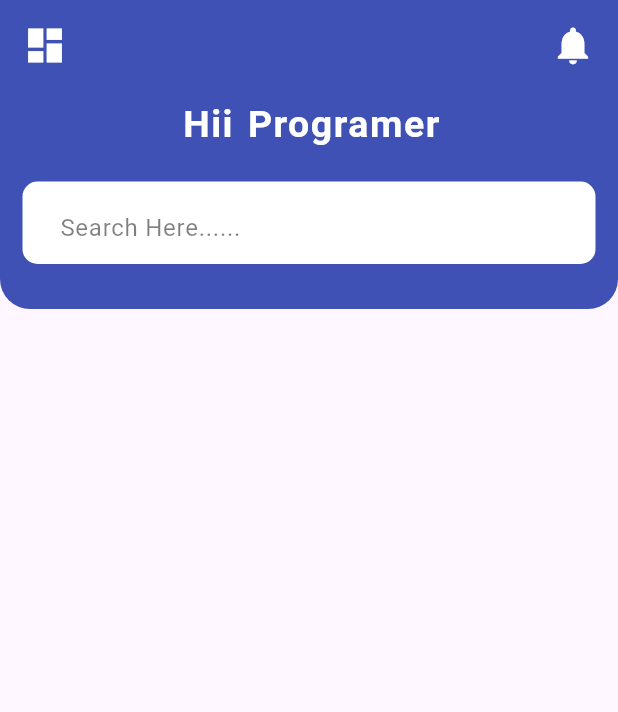
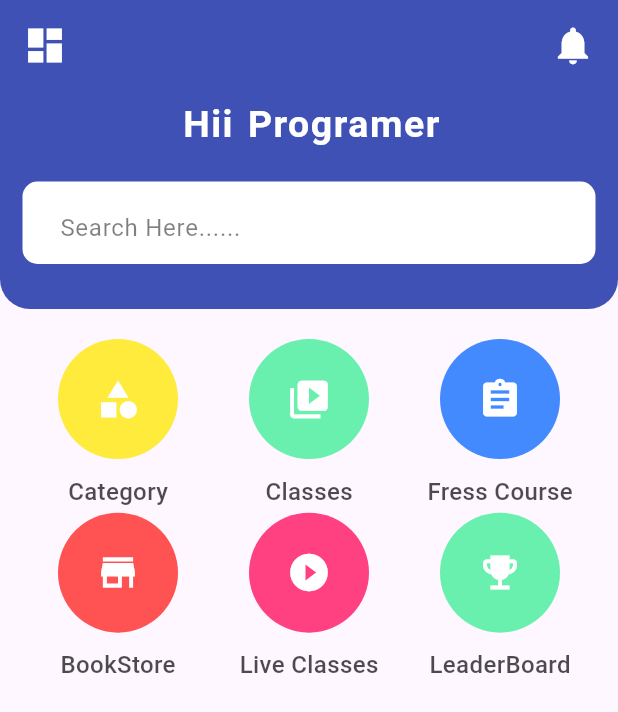
Before and after one commit to anshu-ac-dv/e_education, a Flutter app: the WelcomeScreen screen opened directly, on a phone screen of 412 x 824 dp. Shown: the top 712 px of the screen. Run offline on Flutter 3.47's test engine with Material 3 defaults, Android fonts, the phone set to English and light mode, and no system bars; our stand-ins replace introduction_screen.

Commit message:
Initial Commit

```diff
--- a/lib/splash_screen.dart
+++ b/lib/splash_screen.dart
@@ -17,7 +17,7 @@ class _SplashScreenState extends State<SplashScreen> {
   @override
   void initState() {
     super.initState();
-    Timer(Duration(seconds: 3), () {
+    Timer(Duration(seconds: 2), () {
       Navigator.pushReplacement(
         context,
         MaterialPageRoute(builder: (context) => Onboarding()),
--- a/lib/welcome_screen.dart
+++ b/lib/welcome_screen.dart
@@ -8,6 +8,31 @@ class WelcomeScreen extends StatefulWidget {
 }
 
 class _WelcomeScreenState extends State<WelcomeScreen> {
+  // Creating static data in lists.
+  List catName = [
+    "Category",
+    'Classes',
+    'Fress Course',
+    'BookStore',
+    'Live Classes',
+    'LeaderBoard',
+  ];
+  List<Color> catColors = [
+    Colors.yellow,
+    Colors.greenAccent,
+    Colors.blueAccent,
+    Colors.redAccent,
+    Colors.pinkAccent,
+    Colors.greenAccent,
+  ];
+  List<Icon> catIcons = [
+    Icon(Icons.category, color: Colors.white, size: 30),
+    Icon(Icons.video_library, color: Colors.white, size: 30),
+    Icon(Icons.assignment, color: Colors.white, size: 30),
+    Icon(Icons.store, color: Colors.white, size: 30),
+    Icon(Icons.play_circle_fill, color: Colors.white, size: 30),
+    Icon(Icons.emoji_events, color: Colors.white, size: 30),
+  ];
   @override
   Widget build(BuildContext context) {
     return Scaffold(
@@ -74,13 +99,38 @@ class _WelcomeScreenState extends State<WelcomeScreen> {
             padding: EdgeInsets.only(top: 20, left: 15, right: 15),
             child: Column(
               children: [
-                GridView(
+                GridView.builder(
+                  itemCount: catName.length,
                   shrinkWrap: true,
                   physics: NeverScrollableScrollPhysics(),
                   gridDelegate: SliverGridDelegateWithFixedCrossAxisCount(
                     crossAxisCount: 3,
                     childAspectRatio: 1.1,
                   ),
+                  itemBuilder: (context, index) {
+                    return Column(
+                      children: [
+                        Container(
+                          height: 80,
+                          width: 80,
+                          decoration: BoxDecoration(
+                            color: catColors[index],
+                            shape: BoxShape.circle,
+                          ),
+                          child: Center(child: catIcons[index]),
+                        ),
+                        SizedBox(height: 10),
+                        Text(
+                          catName[index],
+                          style: TextStyle(
+                            fontSize: 16,
+                            fontWeight: FontWeight.w500,
+                            color: Colors.black.withOpacity(0.7),
+                          ),
+                        ),
+                      ],
+                    );
+                  },
                 ),
               ],
             ),
```
